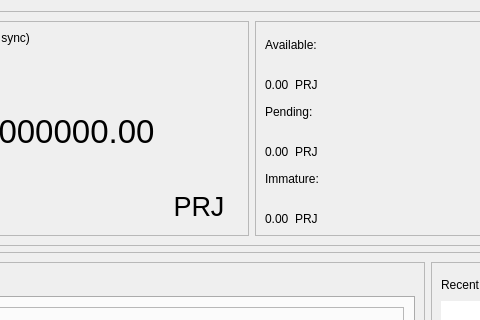
Before: the Qt Designer form src/qt/forms/overviewpage.ui in nscoins/nscoincore, drawn with Qt 5; both pictures show x 106 to 586 and y 0 to 320 of the 1067 by 650 pixel window.
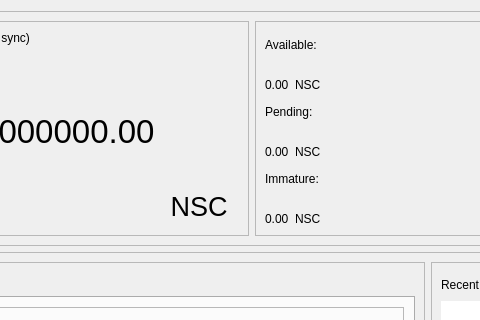
After: the same form once the commit is applied.

What changed in the file:
```diff
--- a/src/qt/forms/overviewpage.ui
+++ b/src/qt/forms/overviewpage.ui
@@ -251,7 +251,7 @@
                   <cursorShape>PointingHandCursor</cursorShape>
                  </property>
                  <property name="text">
-                  <string>PRJ</string>
+                  <string>NSC</string>
                  </property>
                  <property name="flat">
                   <bool>true</bool>
@@ -310,7 +310,7 @@
                <item>
                 <widget class="QLabel" name="label_ProjectCoin2">
                  <property name="text">
-                  <string>PRJ</string>
+                  <string>NSC</string>
                  </property>
                  <property name="alignment">
                   <set>Qt::AlignBottom|Qt::AlignLeading|Qt::AlignLeft</set>
@@ -354,7 +354,7 @@
                <item>
                 <widget class="QLabel" name="label_ProjectCoin3">
                  <property name="text">
-                  <string>PRJ</string>
+                  <string>NSC</string>
                  </property>
                  <property name="alignment">
                   <set>Qt::AlignBottom|Qt::AlignLeading|Qt::AlignLeft</set>
@@ -398,7 +398,7 @@
                <item>
                 <widget class="QLabel" name="label_ProjectCoin4">
                  <property name="text">
-                  <string>PRJ</string>
+                  <string>NSC</string>
                  </property>
                  <property name="alignment">
                   <set>Qt::AlignBottom|Qt::AlignLeading|Qt::AlignLeft</set>
```
Left out of the diff: 8 changed lines with no effect on the pictures.
